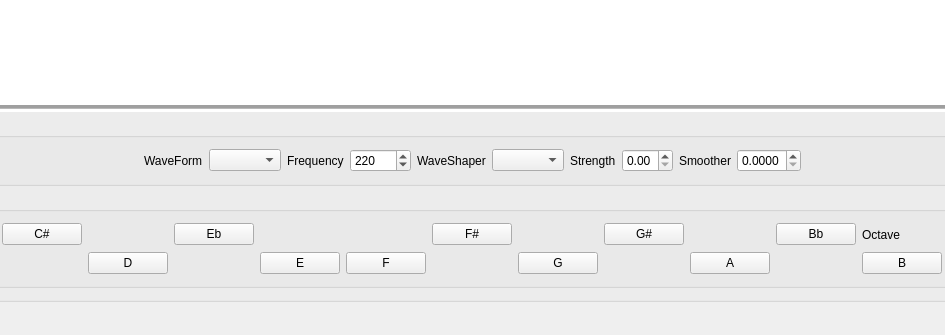
The window that Synth3/mainwindow.ui (djeemie2000/SynthPlayground) describes before a commit, drawn with Qt 5; both pictures show x 136 to 1081 and y 209 to 544 of the 1343 by 544 pixel window.
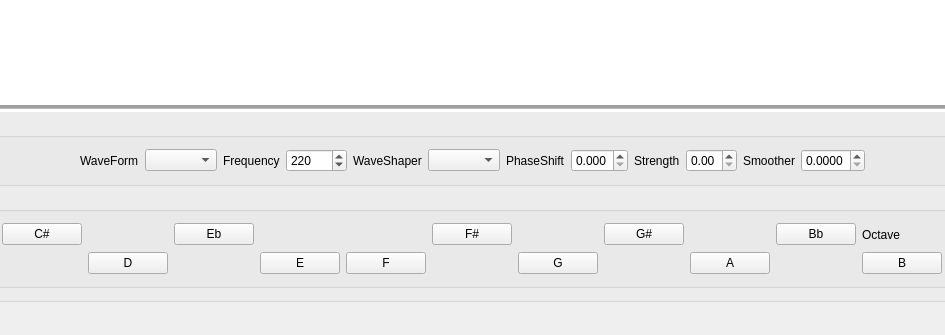
The same window after the commit.

Commit message: WaveShaping with phase shift between oscillator and shaper

```diff
--- a/Synth3/mainwindow.ui
+++ b/Synth3/mainwindow.ui
@@ -126,6 +126,26 @@
           <item>
            <widget class="QComboBox" name="comboBox_WaveShaper"/>
           </item>
+          <item>
+           <widget class="QLabel" name="label_6">
+            <property name="text">
+             <string>PhaseShift</string>
+            </property>
+           </widget>
+          </item>
+          <item>
+           <widget class="QDoubleSpinBox" name="doubleSpinBox_WaveShaperPhaseShift">
+            <property name="decimals">
+             <number>3</number>
+            </property>
+            <property name="maximum">
+             <double>1.000000000000000</double>
+            </property>
+            <property name="singleStep">
+             <double>0.001000000000000</double>
+            </property>
+           </widget>
+          </item>
           <item>
            <widget class="QLabel" name="label_2">
             <property name="text">
```
The commit also changes 8 other files.
